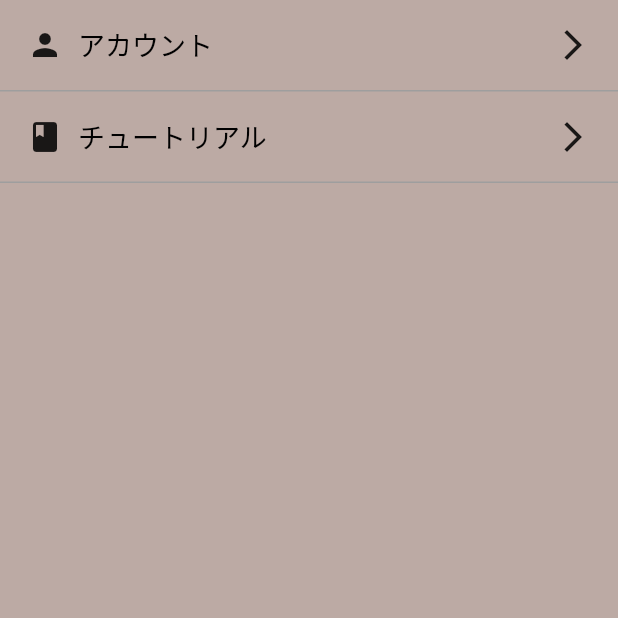
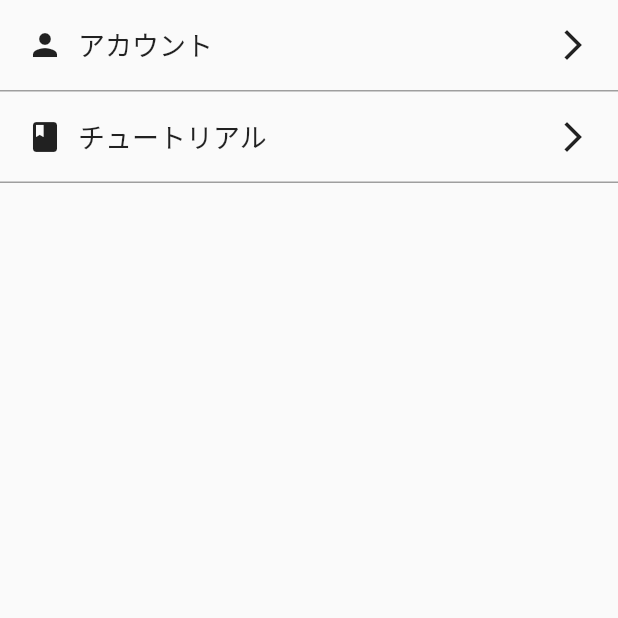
Before and after one commit to y0303noki/coffee_project, a Flutter app: the SettingPage screen opened directly, on a phone screen of 412 x 824 dp, the top half of it. Run offline on Flutter 3.47's test engine with Material 2 defaults, Android fonts, the phone set to English and light mode, and no system bars; drawn by our look-alikes of flutter_easyloading; our stand-ins replace cloud_firestore, firebase_auth, firebase_core, firebase_storage, flutter_rating_bar, google_sign_in and 1 more; missing offline and left inert: esys_flutter_share, sign_button; accounts and stored records are empty; network calls fail.

Commit message:
色の変更

```diff
--- a/lib/main.dart
+++ b/lib/main.dart
@@ -24,6 +24,8 @@ class MyApp extends StatelessWidget {
         title: 'Flutter Demo',
         theme: ThemeData(
           primarySwatch: Colors.brown,
+          primaryIconTheme:
+              IconThemeData(color: Theme.of(context).textTheme.button.color),
         ),
         darkTheme: ThemeData.dark(),
         // home: HomePage(),
--- a/lib/ui/add_or_edit_card_page.dart
+++ b/lib/ui/add_or_edit_card_page.dart
@@ -71,13 +71,13 @@ class AddOrEditCardPage extends StatelessWidget {
     return RepaintBoundary(
       key: _globalKey,
       child: Scaffold(
-        backgroundColor: Theme.of(context).backgroundColor,
+        backgroundColor: Theme.of(context).canvasColor,
         appBar: AppBar(
           title: Text(
             '投稿',
             style: Theme.of(context).textTheme.headline6,
           ),
-          backgroundColor: Theme.of(context).backgroundColor,
+          backgroundColor: Theme.of(context).canvasColor,
         ),
         body: ChangeNotifierProvider<CardModel>(
           create: (_) => CardModel(),
--- a/lib/ui/home_page.dart
+++ b/lib/ui/home_page.dart
@@ -62,9 +62,9 @@ class HomePage extends StatelessWidget {
       create: (_) => HomeModel(),
       child: Consumer<HomeModel>(builder: (context, model, child) {
         return Scaffold(
-          backgroundColor: Theme.of(context).backgroundColor,
+          backgroundColor: Theme.of(context).canvasColor,
           appBar: AppBar(
-            backgroundColor: Theme.of(context).backgroundColor,
+            backgroundColor: Theme.of(context).canvasColor,
             title: Text(
               _pageTitles.elementAt(_bottomIndex),
               style: Theme.of(context).textTheme.headline6,
@@ -80,7 +80,7 @@ class HomePage extends StatelessWidget {
               : null,
           // フッター とりあえず不要そうなのでコメントアウト
           bottomNavigationBar: BottomNavigationBar(
-            backgroundColor: Theme.of(context).backgroundColor,
+            backgroundColor: Theme.of(context).canvasColor,
             items: const <BottomNavigationBarItem>[
               BottomNavigationBarItem(
                 icon: Icon(Icons.home),
--- a/lib/ui/login_page.dart
+++ b/lib/ui/login_page.dart
@@ -8,8 +8,10 @@ class LoginPage extends StatelessWidget {
   @override
   Widget build(BuildContext context) {
     return Scaffold(
+      backgroundColor: Theme.of(context).canvasColor,
       appBar: AppBar(
         title: Text('ログイン'),
+        backgroundColor: Theme.of(context).canvasColor,
       ),
       body: _buildSocialLogin(context),
     );
--- a/lib/ui/setting_page.dart
+++ b/lib/ui/setting_page.dart
@@ -10,10 +10,7 @@ class SettingPage extends StatelessWidget {
   @override
   Widget build(BuildContext context) {
     return Scaffold(
-      backgroundColor: Theme.of(context).backgroundColor,
-      // appBar: AppBar(
-      //   title: Text('設定'),
-      // ),
+      backgroundColor: Theme.of(context).canvasColor,
       body: ListView(children: [
         _openAccountPage("アカウント", Icon(Icons.person), context),
         _tutorialPage('チュートリアル', Icon(Icons.book), context),
@@ -23,7 +20,7 @@ class SettingPage extends StatelessWidget {
   }
 
   // 設定リストのcontainer
-  Container _settingContainer(String title, Icon icon) {
+  Container _settingContainer(BuildContext context, String title, Icon icon) {
     return Container(
       padding: EdgeInsets.all(8.0),
       decoration: new BoxDecoration(
@@ -40,7 +37,9 @@ class SettingPage extends StatelessWidget {
               ),
               Text(
                 title,
-                style: TextStyle(color: Colors.black, fontSize: 18.0),
+                style: TextStyle(
+                    color: Theme.of(context).textTheme.bodyText1.color,
+                    fontSize: 18.0),
               ),
             ],
           ),
@@ -56,7 +55,7 @@ class SettingPage extends StatelessWidget {
   // アカウントページを開く
   Widget _openAccountPage(String title, Icon icon, BuildContext context) {
     return GestureDetector(
-      child: _settingContainer(title, icon),
+      child: _settingContainer(context, title, icon),
       onTap: () {
         Navigator.push(
           context,
@@ -72,7 +71,7 @@ class SettingPage extends StatelessWidget {
   // チュートリアル画面を開く
   Widget _tutorialPage(String title, Icon icon, BuildContext context) {
     return GestureDetector(
-      child: _settingContainer(title, icon),
+      child: _settingContainer(context, title, icon),
       onTap: () {
         Navigator.push(
           context,
```
Also changed, not shown: lib/ui/account_page.dart (+6 -1 lines), pubspec.lock.
